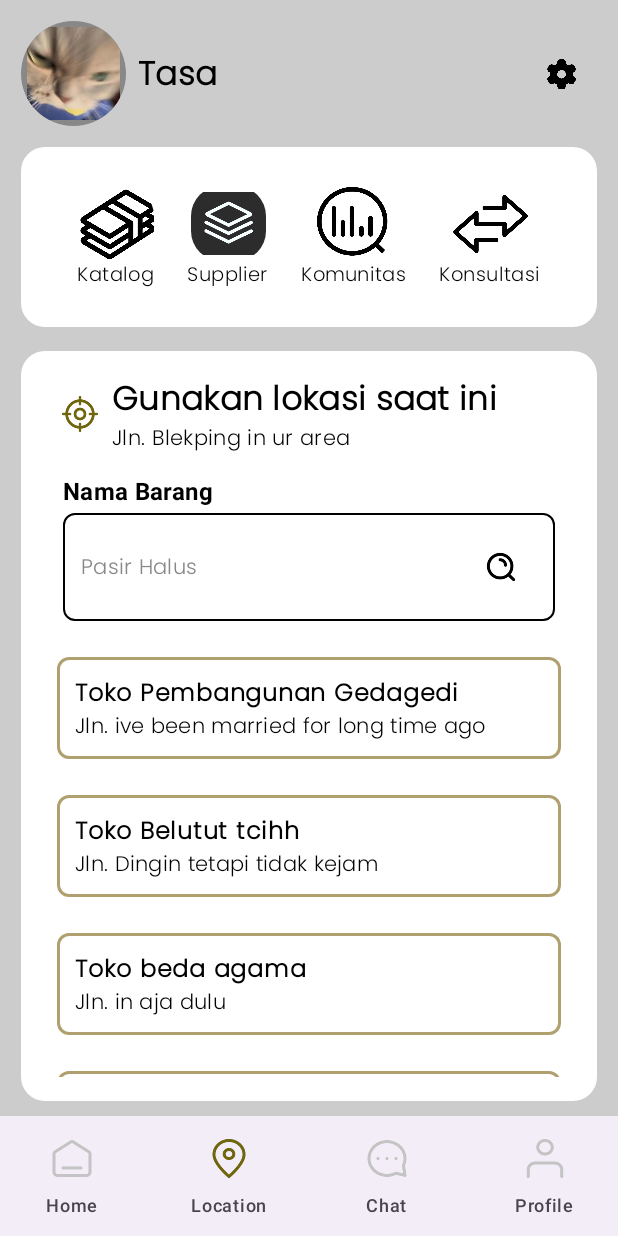
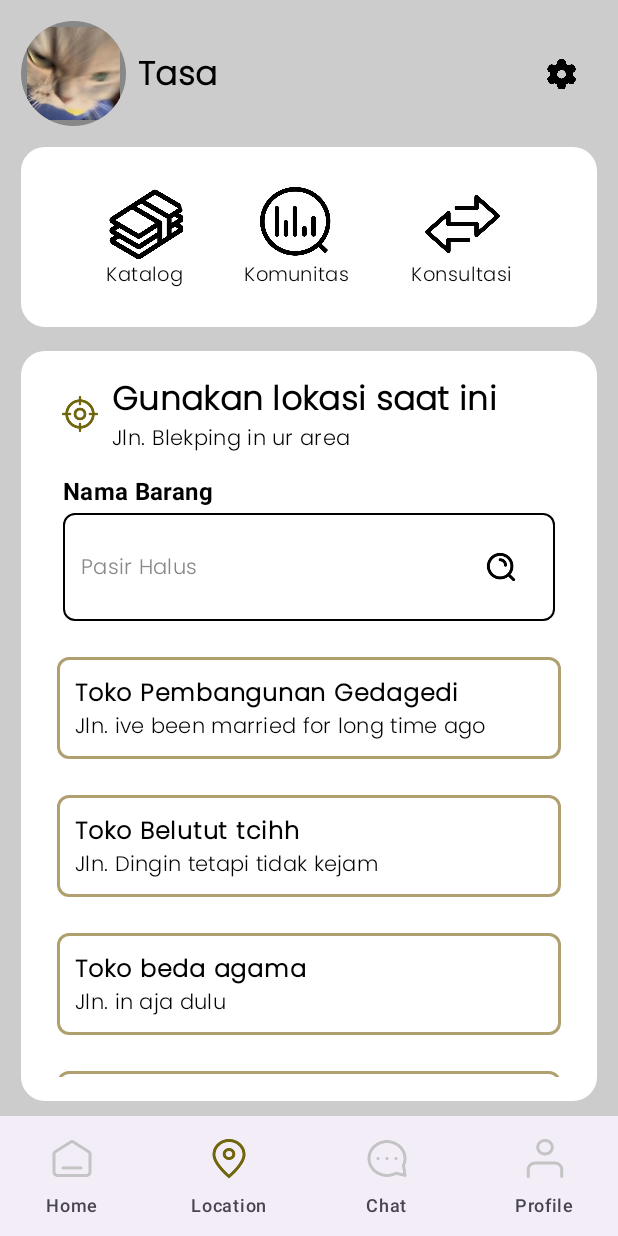
Before and after one commit to auliaismann/Brix, an Android app built with Jetpack Compose: the LocationScreen screen opened through its navigation route, on a phone screen of 412 x 824 dp. Run offline under Robolectric (Android 15) with nearby library versions, the phone set to English and light mode, and no system bars.

Commit message:
bg icon udh apus

```diff
--- a/app/src/main/java/com/example/brix/LocationScreen.kt
+++ b/app/src/main/java/com/example/brix/LocationScreen.kt
@@ -115,7 +115,6 @@ fun LocationScreen(navController: NavController) {
                             horizontalArrangement = Arrangement.SpaceEvenly
                         ) {
                             FeatureItem("Katalog", R.drawable.katalog)
-                            FeatureItem("Supplier", R.drawable.supplier)
                             FeatureItem("Komunitas", R.drawable.komonitas)
                             FeatureItem("Konsultasi", R.drawable.konsultasi)
                         }
```
